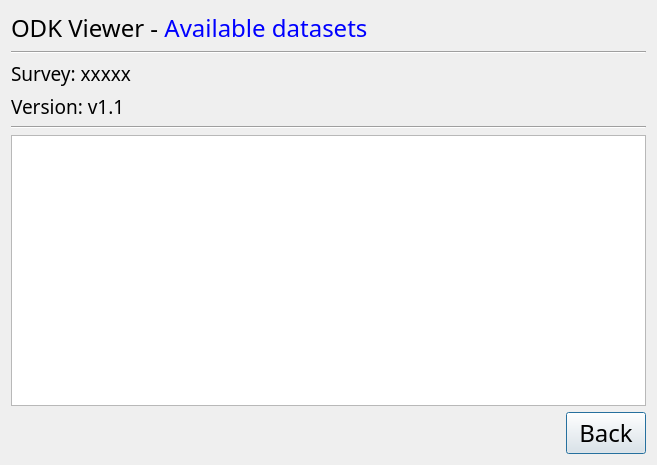
Above: frmdata.ui from ilri/odkviewer before the change. Below: the same form after it.
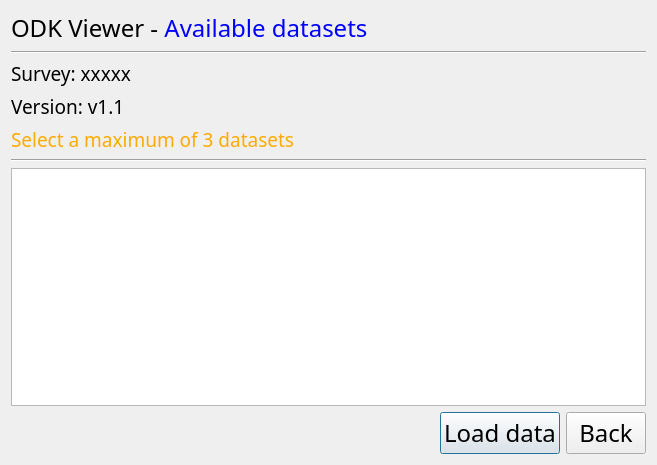
That is the form after the change.

Commit message: Version 1.3. Allow multiple selection of datasets. Waitin screen on survey selection. About form. Many bug fixes

What changed in the file:
```diff
--- a/frmdata.ui
+++ b/frmdata.ui
@@ -60,6 +60,19 @@
      </property>
     </widget>
    </item>
+   <item>
+    <widget class="QLabel" name="lblmax">
+     <property name="font">
+      <font>
+       <family>Droid Sans</family>
+       <pointsize>14</pointsize>
+      </font>
+     </property>
+     <property name="text">
+      <string>&lt;html&gt;&lt;head/&gt;&lt;body&gt;&lt;p&gt;&lt;span style=&quot; color:#ffaa00;&quot;&gt;Select a maximum of 3 datasets&lt;/span&gt;&lt;/p&gt;&lt;/body&gt;&lt;/html&gt;</string>
+     </property>
+    </widget>
+   </item>
    <item>
     <widget class="Line" name="line_2">
      <property name="orientation">
@@ -92,6 +105,19 @@
        </property>
       </spacer>
      </item>
+     <item>
+      <widget class="QPushButton" name="cmdload">
+       <property name="font">
+        <font>
+         <family>Droid Sans</family>
+         <pointsize>18</pointsize>
+        </font>
+       </property>
+       <property name="text">
+        <string>Load data</string>
+       </property>
+      </widget>
+     </item>
      <item>
       <widget class="QPushButton" name="cmdback">
        <property name="font">
```
The commit also changes 47 other files.
